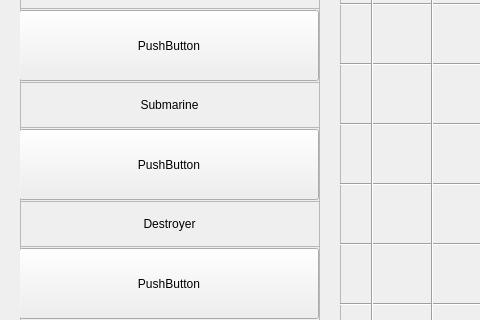
Old version of the form setupscreen.ui in the repository dtran36/qtbattleship; both pictures show x 0 to 480 and y 238 to 558 of the 1000 by 690 pixel window.
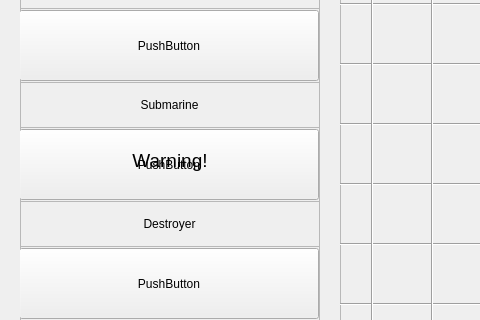
New version of the form.

Commit message:
Created fading warnings (setup screen)
- Ships cannot overlap!
- Not enough space to rotate!

What changed in the file:
```diff
--- a/setupscreen.ui
+++ b/setupscreen.ui
@@ -676,9 +676,37 @@
     <bool>true</bool>
    </property>
   </widget>
+  <widget class="QLabel" name="Warning">
+   <property name="geometry">
+    <rect>
+     <x>20</x>
+     <y>363</y>
+     <width>300</width>
+     <height>70</height>
+    </rect>
+   </property>
+   <property name="font">
+    <font>
+     <pointsize>14</pointsize>
+    </font>
+   </property>
+   <property name="autoFillBackground">
+    <bool>false</bool>
+   </property>
+   <property name="text">
+    <string>Warning!</string>
+   </property>
+   <property name="scaledContents">
+    <bool>true</bool>
+   </property>
+   <property name="alignment">
+    <set>Qt::AlignCenter</set>
+   </property>
+  </widget>
   <zorder>frame_2</zorder>
   <zorder>frame</zorder>
   <zorder>lblSetupTitle</zorder>
+  <zorder>Warning</zorder>
  </widget>
  <resources/>
  <connections/>
```
The commit also changes 2 other files.
